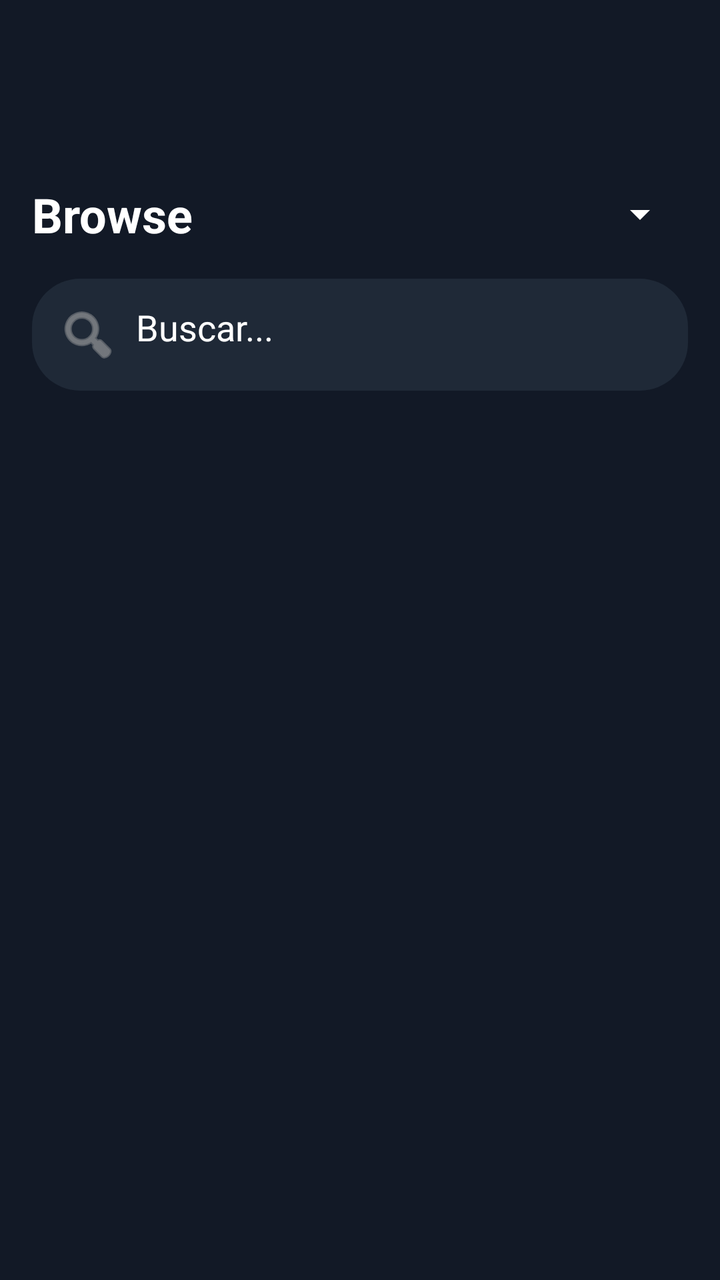
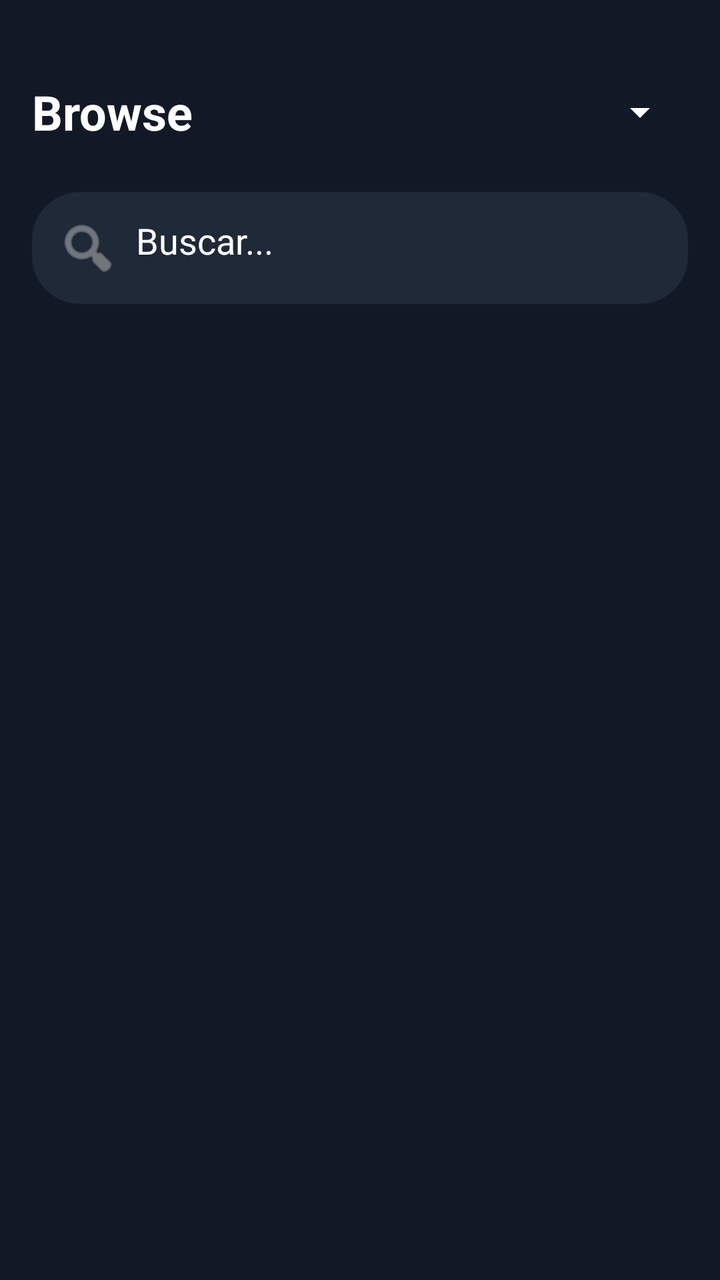

The first picture is an Android layout as it rendered before a commit; the second is the same layout after the commit. The layout source and the unified diff follow.
<!-- AndroidManifest.xml: application theme Theme.YomiTrack -->
<!-- res/layout/fragment_browse.xml -->
<?xml version="1.0" encoding="utf-8"?>
<LinearLayout
    xmlns:android="http://schemas.android.com/apk/res/android"
    xmlns:app="http://schemas.android.com/apk/res-auto"
    android:orientation="vertical"
    android:background="@color/background"
    android:layout_width="match_parent"
    android:layout_height="match_parent"
    android:padding="16dp">

    
    <LinearLayout
        android:layout_width="match_parent"
        android:layout_height="wrap_content"
        android:orientation="horizontal"
        android:layout_marginTop="75dp"
        android:gravity="center_vertical">

        <TextView
            android:text="Browse"
            android:textStyle="bold"
            android:textSize="24sp"
            android:textColor="@android:color/white"
            android:layout_width="0dp"
            android:layout_weight="1"
            android:layout_height="wrap_content"/>

        <Spinner
            android:id="@+id/spinnerType"
            android:layout_width="wrap_content"
            android:layout_height="wrap_content"
            android:backgroundTint="@android:color/white"
            android:popupBackground="@color/primary"
            android:theme="@style/ThemeOverlay.AppCompat.Dark"/>
    </LinearLayout>

    
    <LinearLayout
        android:layout_width="match_parent"
        android:layout_height="wrap_content"
        android:background="@drawable/bg_search_box"
        android:orientation="horizontal"
        android:layout_marginTop="16dp"
        android:padding="12dp">

        <ImageView
            android:src="@android:drawable/ic_menu_search"
            android:layout_width="wrap_content"
            android:layout_height="wrap_content"
            app:tint="@android:color/darker_gray" />

        <EditText
            android:id="@+id/editTextSearch"
            android:hint="Buscar..."
            android:layout_width="match_parent"
            android:layout_height="wrap_content"
            android:paddingStart="8dp"
            android:textColor="@android:color/white"
            android:textColorHint="@android:color/white"
            android:background="@android:color/transparent"/>
    </LinearLayout>

    
    <androidx.recyclerview.widget.RecyclerView
        android:id="@+id/recyclerViewResults"
        android:layout_width="match_parent"
        android:layout_height="0dp"
        android:layout_marginTop="12dp"
        android:layout_weight="1"
        android:clipToPadding="false"
        android:paddingBottom="16dp"/>
</LinearLayout>
<!-- resources referenced by this layout -->
<resources>
  <color name="background">#121926</color>
  <color name="primary">#1F2937</color>
  <!-- drawable bg_search_box (drawable) -->
  <shape xmlns:android="http://schemas.android.com/apk/res/android"
      android:shape="rectangle">
      <solid android:color="@color/primary"/>
      <corners android:radius="24dp"/>
  </shape>
  <style name="Theme.YomiTrack" parent="Base.Theme.YomiTrack" />
  <style name="Base.Theme.YomiTrack" parent="Theme.MaterialComponents.DayNight.NoActionBar">
          
          <item name="colorPrimary">@color/primary</item>
          <item name="colorPrimaryVariant">@color/primary</item>
          <item name="colorOnPrimary">@color/textPrimary</item>
          <item name="android:colorBackground">@color/background</item>
          <item name="colorOnBackground">@color/textPrimary</item>
  
          
          <item name="bottomNavigationStyle">@style/CustomBottomNav</item>
      </style>
  <color name="textPrimary">#FFFFFF</color>
  <style name="CustomBottomNav" parent="Widget.MaterialComponents.BottomNavigationView">
          <item name="android:background">@color/primary</item>
          <item name="itemIconTint">@color/textPrimary</item>
          <item name="itemTextColor">@color/textPrimary</item>
      </style>
</resources>

<!-- the commit's change to res/layout/fragment_browse.xml (unified diff, before → after) -->
@@ -1,72 +1,83 @@
 <?xml version="1.0" encoding="utf-8"?>
-<LinearLayout
-    xmlns:android="http://schemas.android.com/apk/res/android"
+<ScrollView xmlns:android="http://schemas.android.com/apk/res/android"
     xmlns:app="http://schemas.android.com/apk/res-auto"
-    android:orientation="vertical"
-    android:background="@color/background"
     android:layout_width="match_parent"
     android:layout_height="match_parent"
-    android:padding="16dp">
+    android:background="@color/background"
+    android:fillViewport="true"
+    android:clipToPadding="false"
+    android:fitsSystemWindows="true">
 
-    
     <LinearLayout
         android:layout_width="match_parent"
         android:layout_height="wrap_content"
-        android:orientation="horizontal"
-        android:layout_marginTop="75dp"
-        android:gravity="center_vertical">
+        android:orientation="vertical"
+        android:padding="16dp">
 
-        <TextView
-            android:text="Browse"
-            android:textStyle="bold"
-            android:textSize="24sp"
-            android:textColor="@android:color/white"
-            android:layout_width="0dp"
-            android:layout_weight="1"
-            android:layout_height="wrap_content"/>
-
-        <Spinner
-            android:id="@+id/spinnerType"
-            android:layout_width="wrap_content"
-            android:layout_height="wrap_content"
-            android:backgroundTint="@android:color/white"
-            android:popupBackground="@color/primary"
-            android:theme="@style/ThemeOverlay.AppCompat.Dark"/>
-    </LinearLayout>
-
-    
-    <LinearLayout
-        android:layout_width="match_parent"
-        android:layout_height="wrap_content"
-        android:background="@drawable/bg_search_box"
-        android:orientation="horizontal"
-        android:layout_marginTop="16dp"
-        android:padding="12dp">
-
-        <ImageView
-            android:src="@android:drawable/ic_menu_search"
-            android:layout_width="wrap_content"
-            android:layout_height="wrap_content"
-            app:tint="@android:color/darker_gray" />
-
-        <EditText
-            android:id="@+id/editTextSearch"
-            android:hint="Buscar..."
+        
+        <LinearLayout
             android:layout_width="match_parent"
             android:layout_height="wrap_content"
-            android:paddingStart="8dp"
-            android:textColor="@android:color/white"
-            android:textColorHint="@android:color/white"
-            android:background="@android:color/transparent"/>
+            android:layout_marginTop="16dp"
+            android:gravity="center_vertical"
+            android:orientation="horizontal">
+
+            <TextView
+                android:layout_width="0dp"
+                android:layout_height="wrap_content"
+                android:layout_weight="1"
+                android:text="Browse"
+                android:textColor="@android:color/white"
+                android:textSize="24sp"
+                android:textStyle="bold" />
+
+            <Spinner
+                android:id="@+id/spinnerType"
+                android:layout_width="wrap_content"
+                android:layout_height="wrap_content"
+                android:layout_marginStart="12dp"
+                android:backgroundTint="@android:color/white"
+                android:minHeight="48dp"
+                android:popupBackground="@color/primary"
+                android:spinnerMode="dropdown"
+                android:theme="@style/ThemeOverlay.AppCompat.Dark" />
+        </LinearLayout>
+
+        
+        <LinearLayout
+            android:layout_width="match_parent"
+            android:layout_height="wrap_content"
+            android:layout_marginTop="16dp"
+            android:background="@drawable/bg_search_box"
+            android:orientation="horizontal"
+            android:padding="12dp">
+
+            <ImageView
+                android:layout_width="wrap_content"
+                android:layout_height="wrap_content"
+                android:src="@android:drawable/ic_menu_search"
+                app:tint="@android:color/darker_gray" />
+
+            <EditText
+                android:id="@+id/editTextSearch"
+                android:layout_width="match_parent"
+                android:layout_height="wrap_content"
+                android:background="@android:color/transparent"
+                android:hint="Buscar..."
+                android:paddingStart="8dp"
+                android:textColor="@android:color/white"
+                android:textColorHint="@android:color/white" />
+        </LinearLayout>
+
+        
+        <androidx.recyclerview.widget.RecyclerView
+            android:id="@+id/recyclerViewResults"
+            android:layout_width="match_parent"
+            android:layout_height="wrap_content"
+            android:layout_marginTop="12dp"
+            android:nestedScrollingEnabled="false"
+            android:clipToPadding="false"
+            android:scrollbars="vertical"
+            android:paddingBottom="16dp" />
     </LinearLayout>
-
-    
-    <androidx.recyclerview.widget.RecyclerView
-        android:id="@+id/recyclerViewResults"
-        android:layout_width="match_parent"
-        android:layout_height="0dp"
-        android:layout_marginTop="12dp"
-        android:layout_weight="1"
-        android:clipToPadding="false"
-        android:paddingBottom="16dp"/>
-</LinearLayout>
+</ScrollView>
